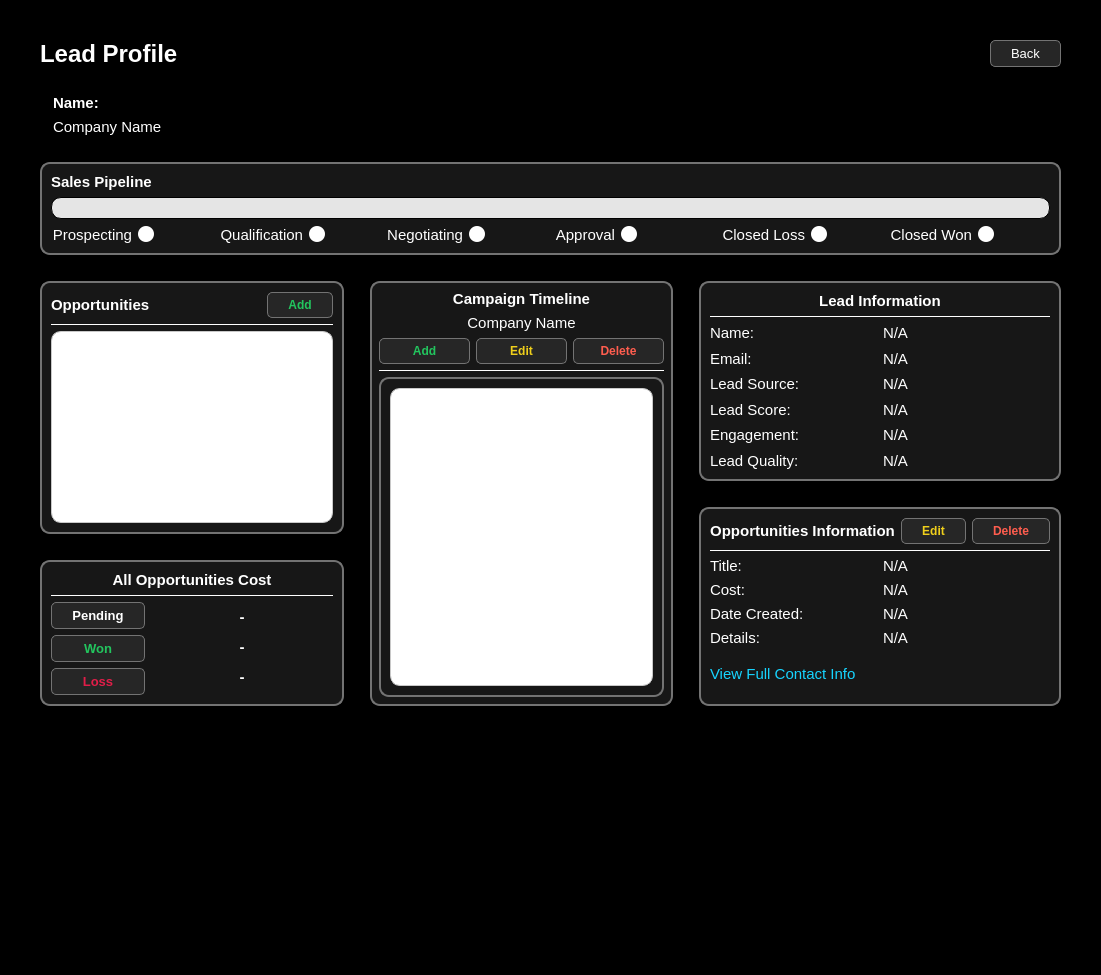
Old version of the form CRM/views/ui/leads_profile.ui in the repository ImGaby123/SalesOptimizer-CRM.
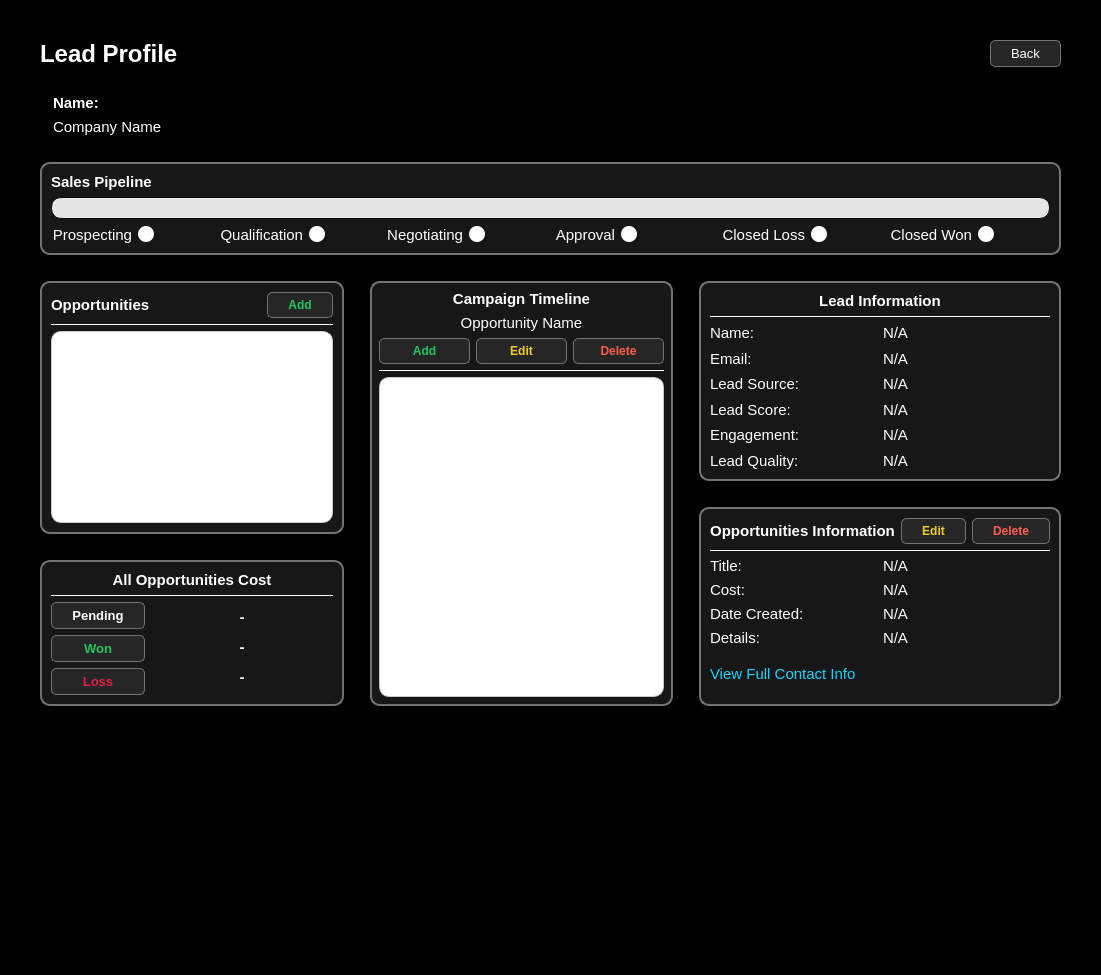
New version of the form. Icons and pictures are not drawn.

Commit message: edit campaign functions done

Diff of the .ui file:
```diff
--- a/CRM/views/ui/leads_profile.ui
+++ b/CRM/views/ui/leads_profile.ui
@@ -1187,7 +1187,7 @@
 border: none</string>
                         </property>
                         <property name="text">
-                         <string>Company Name</string>
+                         <string>Opportunity Name</string>
                         </property>
                         <property name="alignment">
                          <set>Qt::AlignmentFlag::AlignCenter</set>
@@ -1251,53 +1251,6 @@
                           </property>
                          </widget>
                         </item>
-                        <item>
-                         <widget class="QPushButton" name="delete_campaign_btn">
-                          <property name="font">
-                           <font>
-                            <bold>true</bold>
-                           </font>
-                          </property>
-                          <property name="toolTip">
-                           <string/>
-                          </property>
-                          <property name="styleSheet">
-                           <string notr="true">QPushButton {
-    background-color: #262626;
-    border: 1px solid #737373;
-	color: rgb(239, 207, 27);
-    border-radius: 5px;
-    padding: 5px;
-    text-align: center;
-	padding-left: 20px;
-    padding-right: 20px;
-}
-
-QPushButton:hover {
-	background-color: #393939;
-	color: rgb(239, 207, 27);
-}
-
-QPushButton:pressed {
-    background-color: #262626;
-	color: rgb(239, 207, 27);
-}</string>
-                          </property>
-                          <property name="text">
-                           <string>Edit</string>
-                          </property>
-                          <property name="icon">
-                           <iconset resource="../qrc/icons.qrc">
-                            <normaloff>:/Resources/add_campaign.png</normaloff>:/Resources/add_campaign.png</iconset>
-                          </property>
-                          <property name="iconSize">
-                           <size>
-                            <width>25</width>
-                            <height>25</height>
-                           </size>
-                          </property>
-                         </widget>
-                        </item>
                         <item>
                          <widget class="QPushButton" name="edit_campaign_btn">
                           <property name="font">
@@ -1312,6 +1265,53 @@
                            <string notr="true">QPushButton {
     background-color: #262626;
     border: 1px solid #737373;
+	color: rgb(239, 207, 27);
+    border-radius: 5px;
+    padding: 5px;
+    text-align: center;
+	padding-left: 20px;
+    padding-right: 20px;
+}
+
+QPushButton:hover {
+	background-color: #393939;
+	color: rgb(239, 207, 27);
+}
+
+QPushButton:pressed {
+    background-color: #262626;
+	color: rgb(239, 207, 27);
+}</string>
+                          </property>
+                          <property name="text">
+                           <string>Edit</string>
+                          </property>
+                          <property name="icon">
+                           <iconset resource="../qrc/icons.qrc">
+                            <normaloff>:/Resources/add_campaign.png</normaloff>:/Resources/add_campaign.png</iconset>
+                          </property>
+                          <property name="iconSize">
+                           <size>
+                            <width>25</width>
+                            <height>25</height>
+                           </size>
+                          </property>
+                         </widget>
+                        </item>
+                        <item>
+                         <widget class="QPushButton" name="delete_campaign_btn">
+                          <property name="font">
+                           <font>
+                            <bold>true</bold>
+                           </font>
+                          </property>
+                          <property name="toolTip">
+                           <string/>
+                          </property>
+                          <property name="styleSheet">
+                           <string notr="true">QPushButton {
+    background-color: #262626;
+    border: 1px solid #737373;
 	color: rgb(255, 93, 78);
     border-radius: 5px;
     padding: 5px;
@@ -1368,23 +1368,9 @@
                    </widget>
                   </item>
                   <item>
-                   <layout class="QHBoxLayout" name="horizontalLayout_6">
-                    <item>
-                     <widget class="QFrame" name="timeline_frame">
-                      <property name="styleSheet">
-                       <string notr="true">border-radius: 10px;</string>
-                      </property>
-                      <property name="frameShape">
-                       <enum>QFrame::Shape::StyledPanel</enum>
-                      </property>
-                      <property name="frameShadow">
-                       <enum>QFrame::Shadow::Raised</enum>
-                      </property>
-                      <layout class="QHBoxLayout" name="horizontalLayout_15">
-                       <item>
-                        <widget class="QTableWidget" name="campaign_tbl">
-                         <property name="styleSheet">
-                          <string notr="true">QTableWidget {
+                   <widget class="QTableWidget" name="campaign_tbl">
+                    <property name="styleSheet">
+                     <string notr="true">QTableWidget {
     background-color: rgb(255, 255, 255);
     alternate-background-color: rgb(235, 235, 235);
     gridline-color: rgb(200, 200, 200);
@@ -1412,13 +1398,14 @@
     border: 1px solid rgb(200, 200, 200);
 }
 </string>
-                         </property>
-                        </widget>
-                       </item>
-                      </layout>
-                     </widget>
-                    </item>
-                   </layout>
+                    </property>
+                    <property name="horizontalScrollMode">
+                     <enum>QAbstractItemView::ScrollMode::ScrollPerPixel</enum>
+                    </property>
+                   </widget>
+                  </item>
+                  <item>
+                   <layout class="QHBoxLayout" name="horizontalLayout_6"/>
                   </item>
                  </layout>
                 </widget>
```
Left out of the diff: 2 changed lines with no effect on the pictures. The commit also changes 8 other files.
